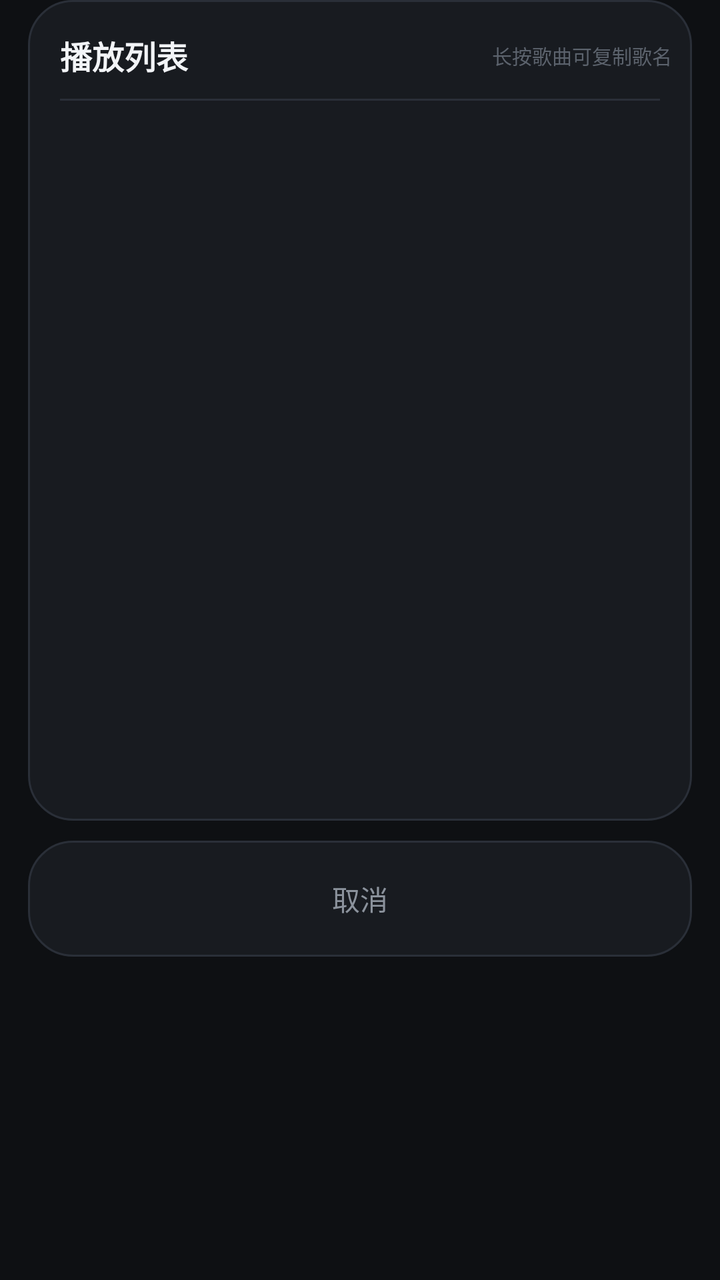
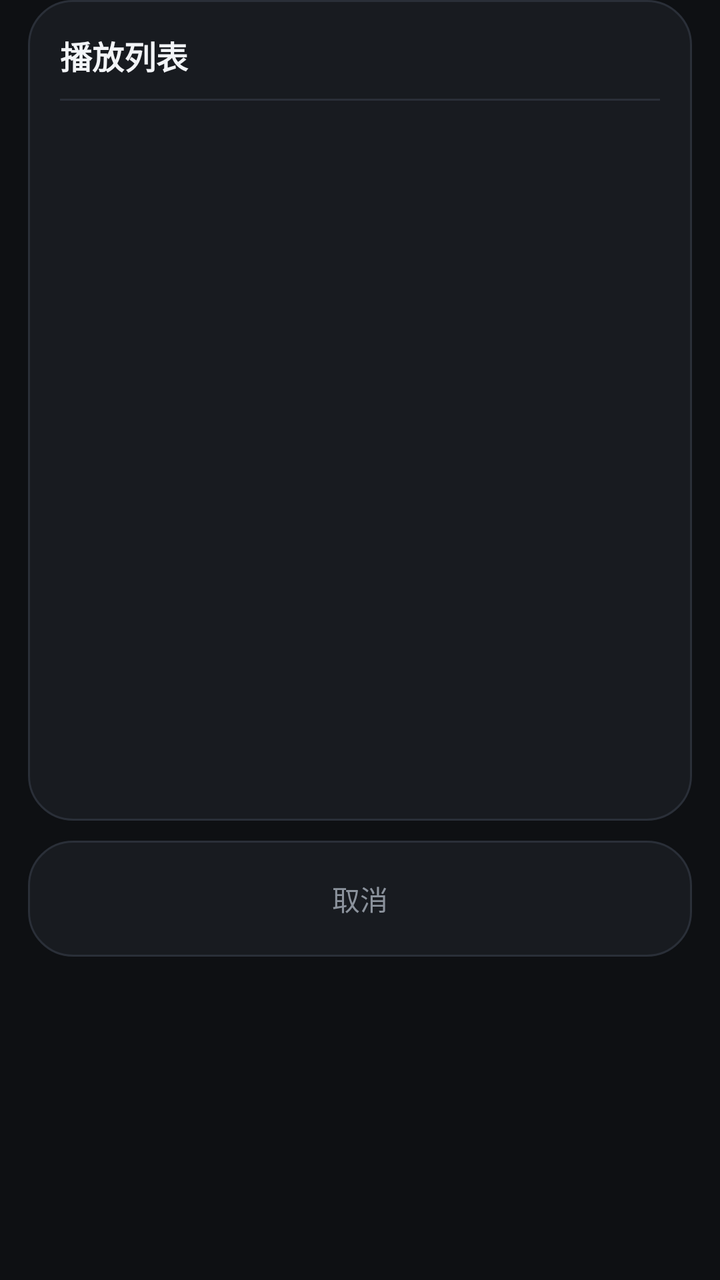

Before-and-after screenshots of an Android layout around one commit, followed by the original layout XML and the change that was made.
<!-- AndroidManifest.xml: application theme AppTheme -->
<!-- res/layout/dialog_queue.xml -->
<?xml version="1.0" encoding="utf-8"?>
<LinearLayout xmlns:android="http://schemas.android.com/apk/res/android"
    android:layout_width="match_parent"
    android:layout_height="wrap_content"
    android:orientation="vertical"
    android:paddingLeft="14dp"
    android:paddingRight="14dp"
    android:paddingBottom="20dp">

    <LinearLayout
        android:layout_width="match_parent"
        android:layout_height="wrap_content"
        android:background="@drawable/bg_card"
        android:orientation="vertical">

        <LinearLayout
            android:layout_width="match_parent"
            android:layout_height="wrap_content"
            android:gravity="center_vertical"
            android:orientation="horizontal"
            android:paddingLeft="16dp"
            android:paddingRight="10dp"
            android:paddingTop="16dp"
            android:paddingBottom="10dp">

            <TextView
                android:id="@+id/tvQueueCount"
                android:layout_width="0dp"
                android:layout_height="wrap_content"
                android:layout_weight="1"
                android:text="播放列表"
                android:textColor="@color/text"
                android:textSize="16sp"
                android:textStyle="bold" />

            <TextView
                android:layout_width="wrap_content"
                android:layout_height="wrap_content"
                android:text="长按歌曲可复制歌名"
                android:textColor="@color/text_faint"
                android:textSize="10sp" />
        </LinearLayout>

        <View
            android:layout_width="match_parent"
            android:layout_height="1dp"
            android:layout_marginLeft="16dp"
            android:layout_marginRight="16dp"
            android:background="@color/line" />

        <ListView
            android:id="@+id/listQueue"
            android:layout_width="match_parent"
            android:layout_height="360dp"
            android:clipToPadding="false"
            android:divider="@null"
            android:dividerHeight="0dp"
            android:paddingLeft="6dp"
            android:paddingRight="6dp"
            android:paddingTop="4dp"
            android:paddingBottom="4dp"
            android:scrollbars="none" />
    </LinearLayout>

    <TextView
        android:id="@+id/btnQClose"
        android:layout_width="match_parent"
        android:layout_height="58dp"
        android:layout_marginTop="10dp"
        android:background="@drawable/bg_card"
        android:clickable="true"
        android:focusable="true"
        android:gravity="center"
        android:text="取消"
        android:textColor="@color/text_dim"
        android:textSize="14sp" />
</LinearLayout>
<!-- resources referenced by this layout -->
<resources>
  <color name="line">#2A2F38</color>
  <color name="text">#F2F4F7</color>
  <color name="text_dim">#8B929C</color>
  <color name="text_faint">#5C636D</color>
  <!-- drawable bg_card (drawable) -->
  <?xml version="1.0" encoding="utf-8"?>
  <shape xmlns:android="http://schemas.android.com/apk/res/android" android:shape="rectangle">
      <solid android:color="@color/surface" />
      <corners android:radius="22dp" />
      <stroke android:width="1dp" android:color="@color/line" />
  </shape>
  <style name="AppTheme" parent="@android:style/Theme.Material.NoActionBar">
          <item name="android:windowBackground">@color/bg</item>
          <item name="android:colorPrimary">@color/primary</item>
          <item name="android:colorAccent">@color/primary</item>
          <item name="android:statusBarColor">@color/bg</item>
          <item name="android:navigationBarColor">@color/bg</item>
          <item name="android:textColorPrimary">@color/text</item>
          <item name="android:textColorSecondary">@color/text_dim</item>
      </style>
  <color name="surface">#181B20</color>
  <color name="bg">#0E1013</color>
  <color name="primary">#E5484D</color>
</resources>

<!-- the commit's change to res/layout/dialog_queue.xml (unified diff, before → after) -->
@@ -32,13 +32,6 @@
                 android:textColor="@color/text"
                 android:textSize="16sp"
                 android:textStyle="bold" />
-
-            <TextView
-                android:layout_width="wrap_content"
-                android:layout_height="wrap_content"
-                android:text="长按歌曲可复制歌名"
-                android:textColor="@color/text_faint"
-                android:textSize="10sp" />
         </LinearLayout>
 
         <View
<!-- resource entries referenced after the edit -->
@@ -3,7 +3,6 @@
   <color name="line">#2A2F38</color>
   <color name="text">#F2F4F7</color>
   <color name="text_dim">#8B929C</color>
-  <color name="text_faint">#5C636D</color>
   <!-- drawable bg_card (drawable) -->
   <?xml version="1.0" encoding="utf-8"?>
   <shape xmlns:android="http://schemas.android.com/apk/res/android" android:shape="rectangle">
